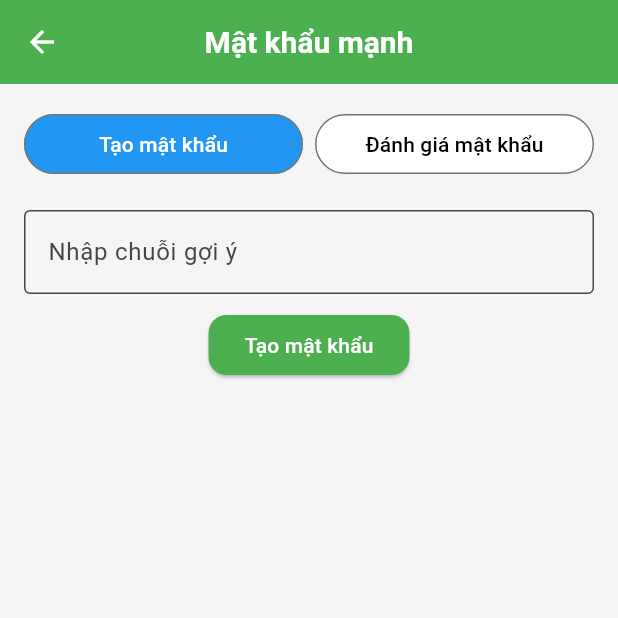
After one commit to LeTienIT/flutter_AllInOne, a Flutter app: the StrongPasswordScreen screen opened by its route, on a phone screen of 412 x 824 dp, the top half of it. The commit adds this screen. Run offline on Flutter 3.47's test engine with Material 3 defaults, Android fonts, the phone set to English and light mode, and no system bars; our stand-ins replace dio, dropdown_search, fl_chart, flutter_riverpod, flutter_speed_dial, image_picker and 2 more; missing offline and left inert: flutter_simple_calculator, full_calender, image_gallery_saver_plus, lunar_calendar_plus, pro_image_editor; Roboto replaces fonts that are missing (DFVN).

Commit message:
Thêm tính năng mật khẩu gồm 2 chức năng chính. Tạo mật khẩu từ chuỗi và đánh giá 1 mật khẩu (tự tính điểm và check api bị rò rỉ + api lấy danh sách phổ biển)

```diff
--- a/lib/core/app_router.dart
+++ b/lib/core/app_router.dart
@@ -8,8 +8,8 @@ import 'package:all_in_one_tool/features/time/time_screen.dart';
 import 'package:all_in_one_tool/features/unit/unit_screen.dart';
 import 'package:all_in_one_tool/home/home_screen.dart';
 import 'package:flutter/material.dart';
-
 import '../features/currency/currency_screen.dart';
+import '../features/password/pass_word_screen.dart';
 
 class AppRouter{
   static const String home = '/';
@@ -21,7 +21,9 @@ class AppRouter{
   static const calculator = '/calculator';
   static const calculatorExp = '/calculator-expression';
   static const graph = '/graph';
-  static const resize = '/resize';
+  static const image = '/image';
+  static const video = '/video';
+  static const password = '/password';
 
   static MaterialPageRoute onGenerateRouter(RouteSettings setting){
     switch(setting.name){
@@ -43,8 +45,10 @@ class AppRouter{
         return MaterialPageRoute(builder: (_) => const ExpressionCalculatorScreen());
       case graph:
         return MaterialPageRoute(builder: (_) => const GraphScreen());
-      case resize:
+      case image:
         return MaterialPageRoute(builder: (_) => const ImageScreen());
+      case password:
+        return MaterialPageRoute(builder: (_) => const StrongPasswordScreen());
 
       default:
         return MaterialPageRoute(
--- /dev/null
+++ b/lib/features/password/pass_word_screen.dart
@@ -0,0 +1,377 @@
+import 'dart:math';
+import 'package:all_in_one_tool/features/password/password_service.dart';
+import 'package:flutter/material.dart';
+import 'package:flutter/services.dart';
+
+class StrongPasswordScreen extends StatefulWidget {
+  const StrongPasswordScreen({super.key});
+
+  @override
+  State<StrongPasswordScreen> createState() => _StrongPasswordScreenState();
+}
+
+class _StrongPasswordScreenState extends State<StrongPasswordScreen> {
+  bool isCreatingPassword = true;
+  List<String> passHistory = [];
+  bool loading = false;
+  PasswordSecurityReport? checkPass;
+
+  final TextEditingController inputController = TextEditingController();
+  String resultText = '';
+
+  void createPasswordFromHint() {
+    final hint = inputController.text.trim();
+    if (hint.isEmpty) {
+      setState(() => resultText = 'Vui lòng nhập chuỗi gợi ý');
+      return;
+    }
+
+    String generatedPassword = _generateMeaningfulPassword(hint);
+    setState(() {
+      resultText = generatedPassword;
+      passHistory.insert(0, generatedPassword);
+    });
+  }
+
+  Future<void> evaluatePassword() async {
+    final password = inputController.text.trim();
+    if (password.isEmpty) {
+      setState(() => resultText = 'Vui lòng nhập mật khẩu để kiểm tra');
+      return;
+    }
+    setState(() {
+      loading = true;
+    });
+    final report = await PasswordSecurityChecker.analyze(password);
+
+    setState(() {
+      checkPass = report;
+      loading = false;
+    });
+  }
+
+  String _generateMeaningfulPassword(String hint) {
+    if (hint.isEmpty) return '';
+    final random = Random();
+    String password = hint;
+
+    // --- Bước 0: Kiểm tra loại ký tự trong hint ---
+    final hasLetters = password.contains(RegExp(r'[a-zA-Z]'));
+    final hasDigits = password.contains(RegExp(r'[0-9]'));
+    final hasSpecialChars = password.contains(RegExp(r'[!@#$%^&*]'));
+
+    // --- Bước 1: Xử lý hint toàn số hoặc toàn ký tự đặc biệt ---
+    if (!hasLetters) {
+      // Thêm ít nhất 2 chữ cái (1 thường + 1 hoa) nếu không có chữ nào
+      const letters = 'abcdefghijklmnopqrstuvwxyz';
+      const capitals = 'ABCDEFGHIJKLMNOPQRSTUVWXYZ';
+      password += letters[random.nextInt(letters.length)]; // Thêm chữ thường
+      password += capitals[random.nextInt(capitals.length)]; // Thêm chữ hoa
+    }
+
+    // --- Bước 2: Đảm bảo độ dài 6-8 ký tự ---
+    while (password.length < 6) {
+      const allChars = 'abcdefghijklmnopqrstuvwxyzABCDEFGHIJKLMNOPQRSTUVWXYZ0123456789!@#\$%^&*';
+      password += allChars[random.nextInt(allChars.length)];
+    }
+    if (password.length > 8) {
+      password = password.substring(0, 8);
+    }
+
+    // --- Bước 3: Leet Speak (nếu có chữ phù hợp) ---
+    final leetMap = {'a': '4', 'e': '3', 'i': '1', 'o': '0', 's': '5'};
+    final eligibleLeetChars = password.split('').where((c) => leetMap.containsKey(c)).toList();
+    if (eligibleLeetChars.isNotEmpty) {
+      final numReplacements = random.nextInt(2) + 1;
+      for (var i = 0; i < min(numReplacements, eligibleLeetChars.length); i++) {
+        final charToReplace = eligibleLeetChars[random.nextInt(eligibleLeetChars.length)];
+        password = password.replaceFirst(charToReplace, leetMap[charToReplace]!,
+            password.indexOf(charToReplace));
+      }
+    }
+
+    // --- Bước 4: Đảm bảo có ít nhất 1 chữ hoa ---
+    if (!password.contains(RegExp(r'[A-Z]'))) {
+      final alphaChars = password.split('').where((c) => c.contains(RegExp(r'[a-z]'))).toList();
+      if (alphaChars.isNotEmpty) {
+        final charToUpper = alphaChars[random.nextInt(alphaChars.length)];
+        final upperPos = password.indexOf(charToUpper);
+        password = password.replaceRange(upperPos, upperPos + 1, charToUpper.toUpperCase());
+      } else {
+        // Nếu không có chữ thường (ví dụ: toàn số + ký tự đặc biệt), thêm chữ hoa ngẫu nhiên
+        const capitals = 'ABCDEFGHIJKLMNOPQRSTUVWXYZ';
+        final insertPos = random.nextInt(password.length + 1);
+        password = password.substring(0, insertPos) +
+            capitals[random.nextInt(capitals.length)] +
+            password.substring(insertPos);
+      }
+    }
+
+    // --- Bước 5: Đảm bảo có số và ký tự đặc biệt ---
+    if (!password.contains(RegExp(r'[0-9]'))) {
+      final insertPos = random.nextInt(password.length + 1);
+      password = password.substring(0, insertPos) +
+          random.nextInt(10).toString() +
+          password.substring(insertPos);
+    }
+    if (!password.contains(RegExp(r'[!@#$%^&*]'))) {
+      const specialChars = '@#\$%&!';
+      final insertPos = random.nextInt(password.length + 1);
+      password = password.substring(0, insertPos) +
+          specialChars[random.nextInt(specialChars.length)] +
+          password.substring(insertPos);
+    }
+
+    return password;
+  }
+
+  Color _getStrengthColor(double score) {
+    if (score >= 8) return Colors.green;
+    if (score >= 5) return Colors.orange;
+    return Colors.red;
+  }
+
+  @override
+  Widget build(BuildContext context) {
+    return Scaffold(
+      appBar: AppBar(
+        title: Text('Mật khẩu mạnh'),
+      ),
+      body: Padding(
+        padding: const EdgeInsets.all(16.0),
+        child: Column(
+          children: [
+            // Toggle nút
+            Row(
+              mainAxisAlignment: MainAxisAlignment.center,
+              children: [
+                Expanded(
+                  child: OutlinedButton(
+                    onPressed: () {
+                      setState(() {
+                        isCreatingPassword = true;
+                        inputController.clear();
+                        resultText = '';
+                      });
+                    },
+                    style: OutlinedButton.styleFrom(
+                      backgroundColor: isCreatingPassword ? Colors.blue : Colors.white,
+                      foregroundColor: isCreatingPassword ? Colors.white : Colors.black,
+                    ),
+                    child: Text('Tạo mật khẩu'),
+                  ),
+                ),
+                SizedBox(width: 8),
+                Expanded(
+                  child: OutlinedButton(
+                    onPressed: () {
+                      setState(() {
+                        isCreatingPassword = false;
+                        inputController.clear();
+                        resultText = '';
+                      });
+                    },
+                    style: OutlinedButton.styleFrom(
+                      backgroundColor: !isCreatingPassword ? Colors.blue : Colors.white,
+                      foregroundColor: !isCreatingPassword ? Colors.white : Colors.black,
+                    ),
+                    child: Text('Đánh giá mật khẩu'),
+                  ),
+                ),
+              ],
+            ),
+
+            SizedBox(height: 20),
+
+            if (isCreatingPassword) ...[
+              TextField(
+                controller: inputController,
+                decoration: InputDecoration(
+                  labelText: 'Nhập chuỗi gợi ý',
+                  border: OutlineInputBorder(),
+                ),
+              ),
+              SizedBox(height: 10),
+              ElevatedButton(
+                onPressed: createPasswordFromHint,
+                child: Text('Tạo mật khẩu'),
+              ),
+              SizedBox(height: 10),
+              if (resultText.isNotEmpty)
+                Container(
+                  width: double.infinity,
+                  padding: EdgeInsets.all(16),
+                  decoration: BoxDecoration(
+                    color: Colors.grey[200],
+                    borderRadius: BorderRadius.circular(12),
+                    border: Border.all(color: Colors.grey[400]!),
+                  ),
+                  child: Row(
+                    crossAxisAlignment: CrossAxisAlignment.start,
+                    children: [
+                      Expanded(
+                        child: SelectableText(
+                          resultText,
+                          style: TextStyle(
+                            fontSize: 16,
+                            fontWeight: FontWeight.w500,
+                            color: Colors.black87,
+                          ),
+                        ),
+                      ),
+                      IconButton(
+                        icon: Icon(Icons.copy, color: Colors.blue),
+                        onPressed: () {
+                          Clipboard.setData(ClipboardData(text: resultText));
+                          ScaffoldMessenger.of(context).showSnackBar(
+                            SnackBar(content: Text('Đã copy vào clipboard!')),
+                          );
+                        },
+                      ),
+                    ],
+                  ),
+                ),
+              SizedBox(height: 20),
+
+              if (passHistory.isNotEmpty) ...[
+                SizedBox(
+                  height: 200,
+                  child: ListView.builder(
+                    itemCount: passHistory.length,
+                    itemBuilder: (context, index) {
+                      final pass = passHistory[index];
+                      return Card(
+                        shape: RoundedRectangleBorder(
+                          borderRadius: BorderRadius.circular(8),
+                        ),
+                        margin: EdgeInsets.symmetric(vertical: 4),
+                        child: ListTile(
+                          title: SelectableText(
+                            pass,
+                            style: TextStyle(fontSize: 16, fontWeight: FontWeight.w500),
+                          ),
+                          trailing: IconButton(
+                            icon: Icon(Icons.copy, color: Colors.blue),
+                            onPressed: () {
+                              Clipboard.setData(ClipboardData(text: pass));
+                              ScaffoldMessenger.of(context).showSnackBar(
+                                SnackBar(content: Text('Đã copy: $pass')),
+                              );
+                            },
+                          ),
+                        ),
+                      );
+                    },
+                  ),
+                ),
+              ]
+            ]
+            else ...[
+              TextField(
+                controller: inputController,
+                decoration: InputDecoration(
+                  labelText: 'Nhập mật khẩu cần đánh giá',
+                  border: OutlineInputBorder(),
+                ),
+              ),
+              SizedBox(height: 10),
+              ElevatedButton(
+                onPressed: loading ? null : () async {
+                  await evaluatePassword();
+                },
+                child: loading ? CircularProgressIndicator() : Text('Đánh giá'),
+              ),
+              SizedBox(height: 10),
+              if (checkPass != null && !loading)...[
+                Card(
+                  margin: const EdgeInsets.only(top: 16),
+                  elevation: 3,
+                  shape: RoundedRectangleBorder(borderRadius: BorderRadius.circular(12)),
+                  child: Padding(
+                    padding: const EdgeInsets.all(16),
+                    child: Column(
+                      crossAxisAlignment: CrossAxisAlignment.start,
+                      children: [
+                        // Strength bar
+                        Text(
+                          'Độ mạnh mật khẩu',
+                          style: Theme.of(context).textTheme.titleMedium,
+                        ),
+                        const SizedBox(height: 8),
+                        ClipRRect(
+                          borderRadius: BorderRadius.circular(8),
+                          child: LinearProgressIndicator(
+                            value: checkPass!.strength / 10,
+                            minHeight: 12,
+                            backgroundColor: Colors.grey[300],
+                            color: _getStrengthColor(checkPass!.strength),
+                          ),
+                        ),
+                        const SizedBox(height: 4),
+                        Text(
+                          '${checkPass!.strength.toStringAsFixed(1)}/10 - ${checkPass!.strengthLevel}',
+                          style: TextStyle(
+                            color: _getStrengthColor(checkPass!.strength),
+                            fontWeight: FontWeight.bold,
+                          ),
+                        ),
+                        const SizedBox(height: 16),
+
+                        // Leaked check
+                        Row(
+                          children: [
+                            Icon(
+                              checkPass!.isLeaked ? Icons.warning : Icons.check_circle,
+                              color: checkPass!.isLeaked ? Colors.red : Colors.green,
+                            ),
+                            const SizedBox(width: 8),
+                            Expanded(
+                              child: Text(
+                                checkPass!.isLeaked
+                                    ? 'Mật khẩu đã bị rò rỉ!'
+                                    : 'Không phát hiện rò rỉ',
+                                style: TextStyle(
+                                  color:
+                                  checkPass!.isLeaked ? Colors.red : Colors.green[700],
+                                  fontWeight: FontWeight.w500,
+                                ),
+                              ),
+                            ),
+                          ],
+                        ),
+                        const SizedBox(height: 8),
+
+                        // Common password check
+                        Row(
+                          children: [
+                            Icon(
+                              checkPass!.isCommon ? Icons.lock_open : Icons.lock,
+                              color: checkPass!.isCommon ? Colors.orange : Colors.green,
+                            ),
+                            const SizedBox(width: 8),
+                            Expanded(
+                              child: Text(
+                                checkPass!.isCommon
+                                    ? 'Mật khẩu thuộc danh sách phổ biến'
+                                    : 'Không nằm trong danh sách mật khẩu phổ biến',
+                                style: TextStyle(
+                                  color:
+                                  checkPass!.isCommon ? Colors.orange : Colors.green[700],
+                                  fontWeight: FontWeight.w500,
+                                ),
+                              ),
+                            ),
+                          ],
+                        ),
+                      ],
+                    ),
+                  ),
+                )
+              ]
+            ],
+          ],
+        ),
+      ),
+    );
+  }
+}
--- /dev/null
+++ b/lib/features/password/password_service.dart
@@ -0,0 +1,102 @@
+import 'dart:convert';
+import 'package:crypto/crypto.dart';
+import 'package:http/http.dart' as http;
+
+class PasswordSecurityChecker {
+  static const _pwnedApiUrl = 'https://api.pwnedpasswords.com/range/';
+  static const _commonPasswordsUrl = 'https://raw.githubusercontent.com/danielmiessler/SecLists/master/Passwords/Common-Credentials/10k-most-common.txt';
+
+  // --- Tính độ mạnh ---
+  static double _calculateStrength(String password) {
+    if (password.isEmpty) return 0;
+
+    int score = 0;
+    if (password.length >= 8) score += 2;
+    if (password.length >= 12) score += 2;
+    if (password.contains(RegExp(r'[A-Z]'))) score += 1;
+    if (password.contains(RegExp(r'[a-z]'))) score += 1;
+    if (password.contains(RegExp(r'[0-9]'))) score += 1;
+    if (password.contains(RegExp(r'[!@#$%^&*()]'))) score += 1;
+
+    final uniqueChars = Set.from(password.split('')).length;
+    score += (uniqueChars / password.length * 2).round();
+
+    return (score / 8 * 10).clamp(0, 10).toDouble();
+  }
+
+  // --- Kiểm tra rò rỉ (HIBP) ---
+  static Future<bool> _isPasswordLeaked(String password) async {
+    try {
+      final hash = sha1.convert(utf8.encode(password)).toString().toUpperCase();
+      final prefix = hash.substring(0, 5);
+      final suffix = hash.substring(5);
+
+      final response = await http.get(Uri.parse('$_pwnedApiUrl$prefix'));
+      if (response.statusCode != 200) return false;
+
+      return response.body
+          .split('\n')
+          .any((line) => line.startsWith(suffix));
+    } catch (e) {
+      print('Error checking leak: $e');
+      return false;
+    }
+  }
+
+  // --- Kiểm tra phổ biến (API GitHub raw) ---
+  static Future<bool> _isCommonPassword(String password) async {
+    try {
+      final response = await http.get(Uri.parse(_commonPasswordsUrl));
+      if (response.statusCode != 200) return false;
+
+      final list = response.body.split('\n').map((e) => e.trim());
+      return list.contains(password);
+    } catch (e) {
+      print('Error checking common password: $e');
+      return false;
+    }
+  }
+
+  // --- Phân tích toàn diện ---
+  static Future<PasswordSecurityReport> analyze(String password) async {
+    if (password.isEmpty) return PasswordSecurityReport.empty();
+
+    final strength = _calculateStrength(password);
+
+    final results = await Future.wait([
+      _isPasswordLeaked(password),
+      _isCommonPassword(password),
+    ]);
+
+    return PasswordSecurityReport(
+      strength: strength,
+      isLeaked: results[0] as bool,
+      isCommon: results[1] as bool,
+    );
+  }
+}
+
+class PasswordSecurityReport {
+  final double strength;
+  final bool isLeaked;
+  final bool isCommon;
+
+  PasswordSecurityReport({
+    required this.strength,
+    required this.isLeaked,
+    required this.isCommon,
+  });
+
+  factory PasswordSecurityReport.empty() => PasswordSecurityReport(
+    strength: 0,
+    isLeaked: false,
+    isCommon: false,
+  );
+
+  String get strengthLevel {
+    if (strength >= 8) return 'Mạnh';
+    if (strength >= 5) return 'Trung bình';
+    return 'Yếu';
+  }
+
+}
--- a/lib/main.dart
+++ b/lib/main.dart
@@ -1,7 +1,6 @@
 import 'package:all_in_one_tool/core/app_router.dart';
 import 'package:all_in_one_tool/core/theme/dark_theme.dart';
 import 'package:all_in_one_tool/core/theme/light_theme.dart';
-import 'package:all_in_one_tool/features/currency/currency_screen.dart';
 import 'package:all_in_one_tool/home/home_screen.dart';
 import 'package:flutter/material.dart';
 import 'package:flutter_riverpod/flutter_riverpod.dart';
--- a/pubspec.yaml
+++ b/pubspec.yaml
@@ -2,7 +2,7 @@ name: all_in_one_tool
 description: "Tất cả các tiện ích cá nhân sử dụng hằng ngày - AllinOne Tools"
 publish_to: 'none'
 
-version: 6.2.2+9
+version: 7.0.0+10
 
 environment:
   sdk: ^3.7.2
@@ -21,11 +21,8 @@ dependencies:
 
   image: ^4.0.17
   image_picker: ^1.0.0
-  video_player: ^2.7.0
-  chewie: ^1.7.4
   image_gallery_saver_plus: ^4.0.1
   pro_image_editor: ^11.1.1
-  pro_video_editor: ^0.2.3
 
   path: ^1.9.0
   path_provider: ^2.0.14
```
Also changed, not shown: lib/home/home_controller.dart (+11 -11 lines), pubspec.lock.
